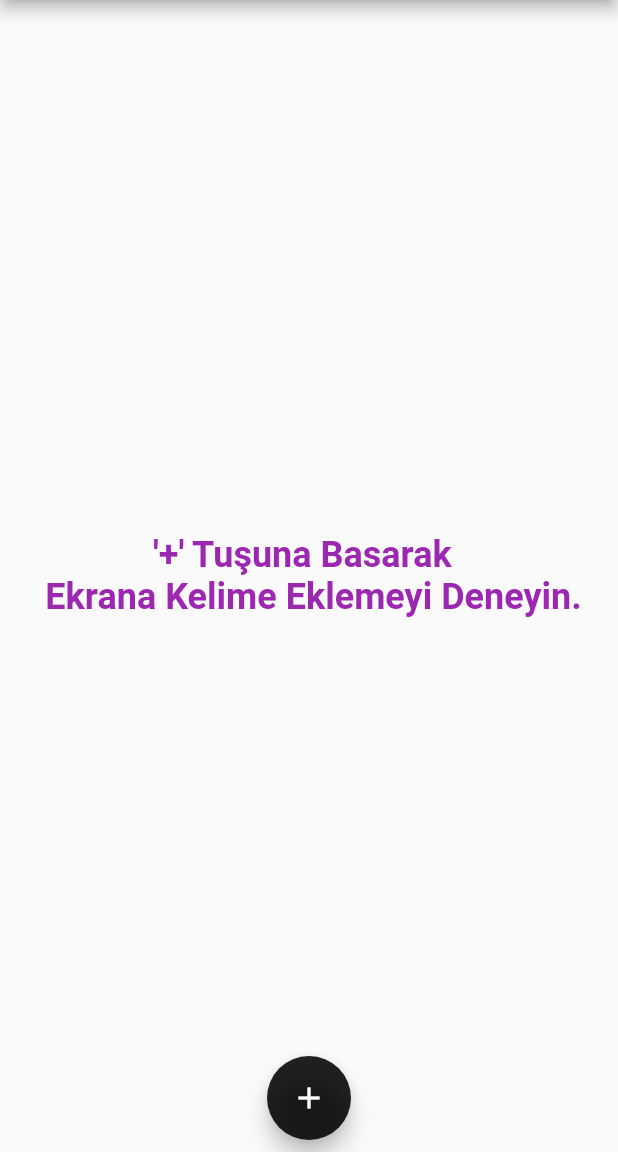
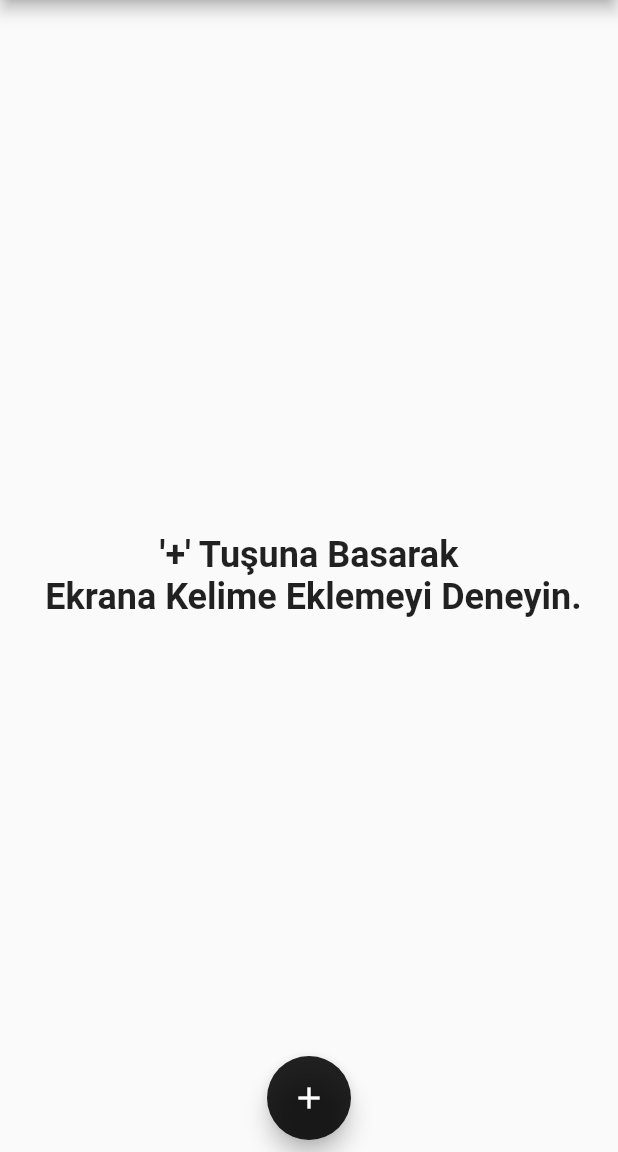
Before and after one commit to aysenursen/Word-Box, a Flutter app: the screen it shows after launch, on a phone screen of 412 x 824 dp, the part 84-1236 px from its top. Run offline on Flutter 3.47's test engine with Material 2 defaults, Android fonts, the phone set to English and light mode, and no system bars; our stand-ins replace fl_chart, shared_preferences; generated files the repository leaves out were written again.

Commit message:
new theme changes

```diff
--- a/my_words/lib/models/theme_model.dart
+++ b/my_words/lib/models/theme_model.dart
@@ -27,9 +27,25 @@ class ThemeModel extends ChangeNotifier {
   // Temaları bir dizi içinde saklama
   List<ThemeData> availableThemes = [
     ThemeData.light(),
-    ThemeData.dark(),
-    ThemeData(primarySwatch: Colors.green),
-    ThemeData(primarySwatch: Colors.purple),
+    ThemeData.dark().copyWith(
+      textSelectionTheme: TextSelectionThemeData(
+        cursorColor: Colors.white,
+      ),
+    ),
+    ThemeData(
+      primarySwatch: Colors.green,
+      brightness: Brightness.light,
+      textSelectionTheme: TextSelectionThemeData(
+        cursorColor: Colors.green,
+      ),
+    ),
+    ThemeData(
+      primarySwatch: Colors.purple,
+      brightness: Brightness.light,
+      textSelectionTheme: TextSelectionThemeData(
+        cursorColor: Colors.purple,
+      ),
+    ),
   ];
 
   // Mevcut temayı değiştiren bir fonksiyon
--- a/my_words/lib/screens/category_words_screen.dart
+++ b/my_words/lib/screens/category_words_screen.dart
@@ -10,10 +10,11 @@ class CategoryWordsScreen extends StatelessWidget {
 
   @override
   Widget build(BuildContext context) {
+    ThemeData themeData = Theme.of(context);
     return Scaffold(
       appBar: AppBar(
         title: Text('$category Kelimeler'),
-        backgroundColor: Colors.purple,
+        backgroundColor: themeData.primaryColor,
       ),
       body: Consumer<WordsModel>(
         builder: (context, wordsModel, child) {
@@ -27,7 +28,7 @@ class CategoryWordsScreen extends StatelessWidget {
                   '${index + 1}. ${word.english.toUpperCase()} - ${word.turkish.toUpperCase()}',
                   style: TextStyle(
                       fontSize: 21,
-                      color: Colors.purple.shade900,
+                      color: themeData.textSelectionTheme.cursorColor,
                       fontWeight: FontWeight.bold),
                 ),
                 subtitle: Text('Örnek: ${word.example}'),
--- a/my_words/lib/screens/home_screen.dart
+++ b/my_words/lib/screens/home_screen.dart
@@ -90,6 +90,7 @@ class _HomeScreenState extends State<HomeScreen> {
   // Build app bar
   AppBar _buildAppBar(ThemeData themeData) {
     return AppBar(
+
       backgroundColor: themeData.appBarTheme.foregroundColor,
       title: const Text(
         'Kelime Kumbarası',
@@ -126,11 +127,13 @@ class _HomeScreenState extends State<HomeScreen> {
     int todayWordCount = wordsModel.todayWordCount();
 
     if (wordsModel.allWords.length == 0) {
-      return const Center(
+
+      return  Center(
         child: Text(
-          "             '+' Tuşuna Basarak\n Ekrana Kelime Eklemeyi Deneyin.",
+          "'+' Tuşuna Basarak\n Ekrana Kelime Eklemeyi Deneyin.",
+          textAlign: TextAlign.center,
           style: TextStyle(
-              fontSize: 24, fontWeight: FontWeight.bold, color: Colors.purple),
+              fontSize: 24, fontWeight: FontWeight.bold, color: themeData.textSelectionTheme.cursorColor),
         ),
       );
     } else {
--- a/my_words/lib/widgets/drawer.dart
+++ b/my_words/lib/widgets/drawer.dart
@@ -54,6 +54,7 @@ import 'package:provider/provider.dart';
 }
 
 Widget buildDrawer(BuildContext context) {
+  ThemeData themeData = Theme.of(context);
     return Drawer(
       child: ListView(
         padding: EdgeInsets.zero,
@@ -68,7 +69,7 @@ Widget buildDrawer(BuildContext context) {
             ),
             decoration: BoxDecoration(
               gradient: LinearGradient(
-                colors: [Color(0xFF3a7bd5), Color(0xFF00d2ff)],
+                colors: [themeData.primaryColor, Color(0xFF00d2ff)],
                 begin: Alignment.topLeft,
                 end: Alignment.bottomRight,
               ),
@@ -134,13 +135,14 @@ Widget buildDrawerItem(
       required String text,
       required VoidCallback onTap,
       ThemeData? themeData}) {
+        ThemeData themeData = Theme.of(context);
     return Column(
       children: [
         Container(
           decoration: BoxDecoration(
             borderRadius: BorderRadius.circular(8),
-            gradient: const LinearGradient(
-              colors: [Color(0xFF3a7bd5), Color(0xFF00d2ff)],
+            gradient:  LinearGradient(
+              colors: [themeData.primaryColor, Color(0xFF00d2ff)],
               begin: Alignment.topLeft,
               end: Alignment.bottomRight,
             ),
--- a/my_words/pubspec.yaml
+++ b/my_words/pubspec.yaml
@@ -44,6 +44,7 @@ dependencies:
   flutter_localization: ^0.1.10
   intl: ^0.18.1
   flutter_gen_runner: ^5.3.0
+  google_fonts: ^4.0.4
 
 
 dev_dependencies:
```
Also changed, not shown: my_words/lib/screens/anagram_screen.dart (+4 -7 lines), my_words/lib/screens/category_list_screen.dart (+4 -3 lines), my_words/lib/screens/favorite_words_screen.dart (+5 -4 lines), my_words/lib/widgets/flashcard.dart (+73 -25 lines), my_words/pubspec.lock.
